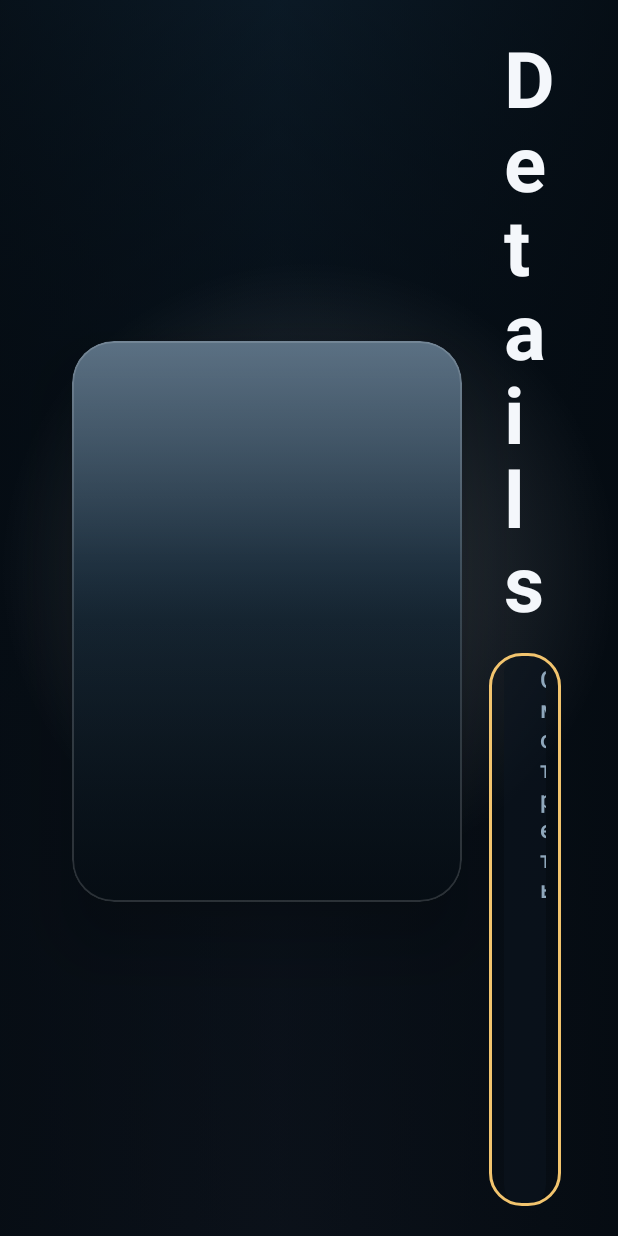
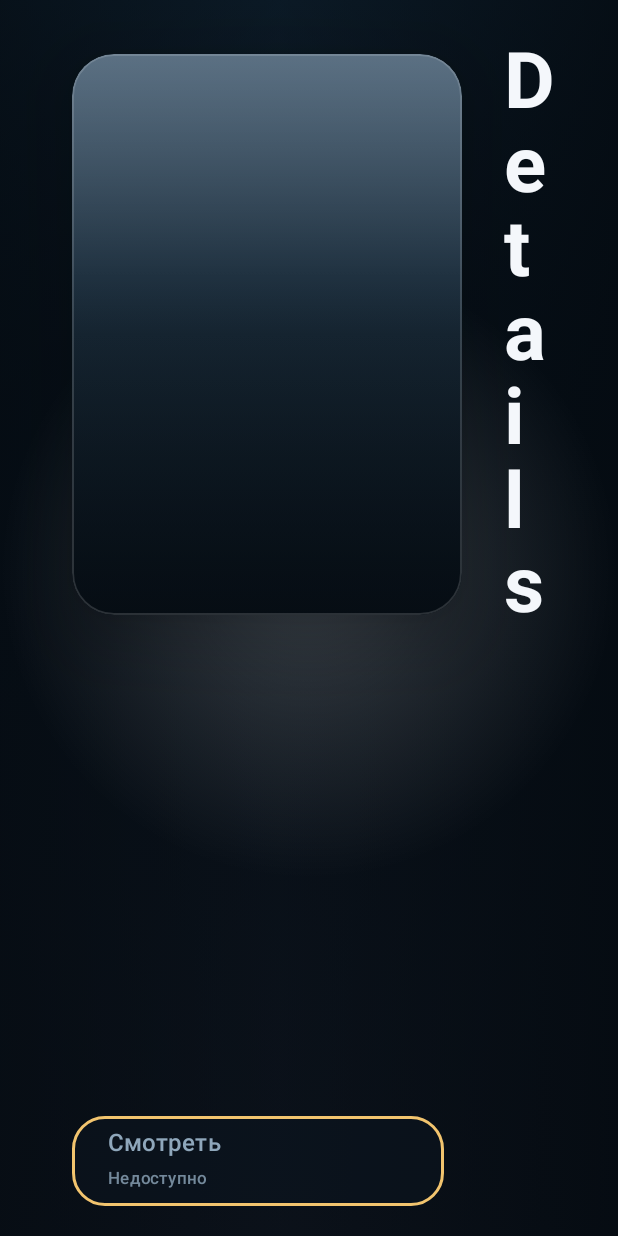
Before and after one commit to kraaton11/new_lostfilmatv, an Android app built with Jetpack Compose: the composable DetailsScreen shown on its own in the app's theme, on a phone screen of 412 x 824 dp. Run offline under Robolectric (Android 15) with nearby library versions, the light colour scheme and no system bars; pictures from the network do not load; 3 statements that could not run were skipped.

Commit message:
fix: arrange detail screen buttons in horizontal row at bottom

```diff
--- a/app/src/main/java/com/kraat/lostfilmnewtv/ui/details/DetailsScreen.kt
+++ b/app/src/main/java/com/kraat/lostfilmnewtv/ui/details/DetailsScreen.kt
@@ -300,9 +300,12 @@ private fun HeroStage(
         }
     }
 
+    Column(
+        modifier = Modifier.fillMaxSize(),
+        verticalArrangement = Arrangement.spacedBy(28.dp),
+    ) {
         Row(
-        modifier = Modifier
-            .fillMaxWidth(),
+            modifier = Modifier.fillMaxWidth(),
             horizontalArrangement = Arrangement.spacedBy(28.dp),
             verticalAlignment = Alignment.CenterVertically,
         ) {
@@ -337,6 +340,16 @@ private fun HeroStage(
                         lineHeight = 20.sp,
                     )
                 }
+            }
+        }
+
+        Spacer(modifier = Modifier.weight(1f))
+
+        Row(
+            modifier = Modifier.fillMaxWidth(),
+            horizontalArrangement = Arrangement.spacedBy(14.dp),
+            verticalAlignment = Alignment.CenterVertically,
+        ) {
             StageButton(
                 label = stageUi.primaryAction.label,
                 subtitle = stageUi.primaryAction.subtitle,
@@ -369,13 +382,13 @@ private fun HeroStage(
                         .width(248.dp)
                         .focusRequester(secondaryActionRequesters.getValue(action.actionId))
                         .focusProperties {
-                            up = if (index == 0) {
+                            left = if (index == 0) {
                                 primaryActionRequester
                             } else {
                                 secondaryActionRequesters.getValue(secondaryActions[index - 1].actionId)
                             }
                             if (index < secondaryActions.lastIndex) {
-                                down = secondaryActionRequesters.getValue(secondaryActions[index + 1].actionId)
+                                right = secondaryActionRequesters.getValue(secondaryActions[index + 1].actionId)
                             }
                         }
                         .testTag(secondaryActionTag(action)),
```
Lines whose indentation alone changed are shown as unchanged.
